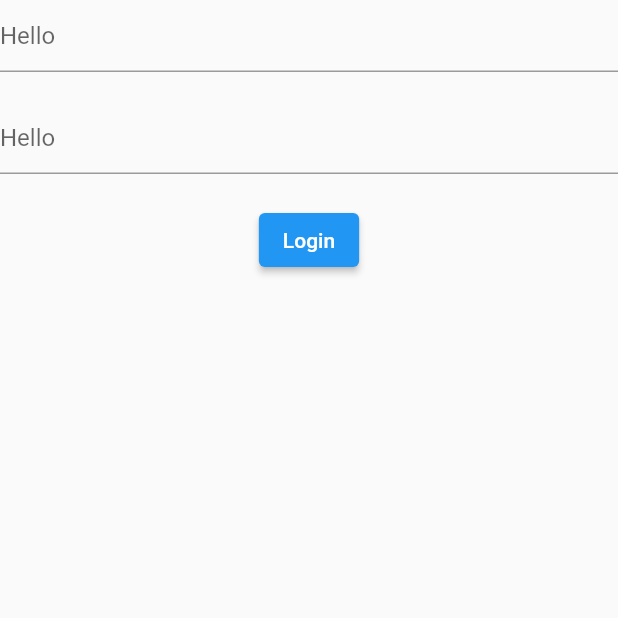
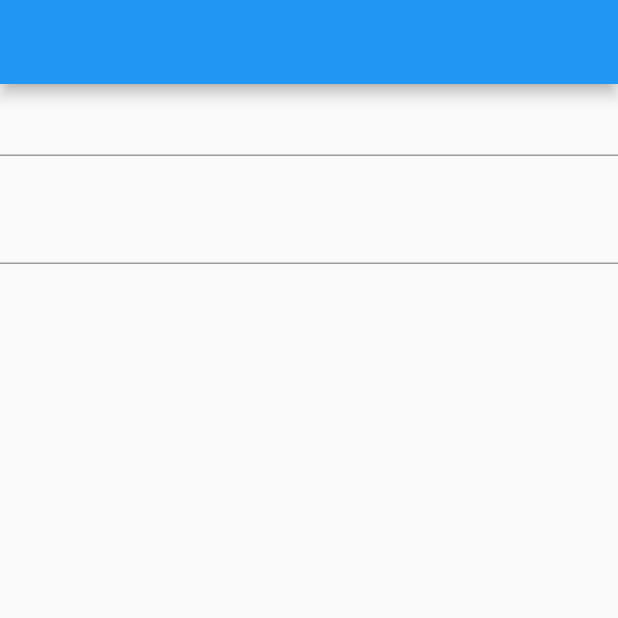
Before and after one commit to amrmohamed25/AR_Furniture_Admin_Panel, a Flutter app: the screen it shows after launch, on a phone screen of 412 x 824 dp, the top half of it. Run offline on Flutter 3.47's test engine with Material 2 defaults, Android fonts, the phone set to English and light mode, and no system bars; our stand-ins replace firebase_auth, firebase_core; accounts and stored records are empty.

Commit message:
Added login screen

```diff
--- /dev/null
+++ b/lib/cubits/login_states.dart
@@ -0,0 +1,7 @@
+abstract class LoginState{}
+
+class LoginSuccessState extends LoginState{}
+
+class LoginErrorState extends LoginState{}
+
+class LoginToggleVisibility extends LoginState{}
--- a/lib/main.dart
+++ b/lib/main.dart
@@ -1,9 +1,10 @@
+import 'package:ar_furniture_admin_panel/screens/login.dart';
 import 'package:firebase_auth/firebase_auth.dart';
 import 'package:firebase_core/firebase_core.dart';
 import 'package:flutter/material.dart';
 
 void main() async {
-  await WidgetsFlutterBinding.ensureInitialized();
+  WidgetsFlutterBinding.ensureInitialized();
   await Firebase.initializeApp(
     options: const FirebaseOptions(apiKey: "AIzaSyA0IxEAsjwA94Im4FLw_SU3U7ctvNIQ-qY", appId: "1:290504032259:web:13f87a0645776fab7e8e36", messagingSenderId: "290504032259", projectId: "ar-furniture-7fb69")
   );
@@ -17,55 +18,12 @@ class MyApp extends StatelessWidget {
   @override
   Widget build(BuildContext context) {
     return MaterialApp(
+      debugShowCheckedModeBanner: false,
       title: 'Flutter Demo',
       theme: ThemeData(
         primarySwatch: Colors.blue,
       ),
-      home:  SimpleLogin(),
+      home: const  LoginScreen(),
     );
   }
 }
-class SimpleLogin extends StatefulWidget {
-  // const SimpleLogin({Key? key}) : super(key: key);
-
-  @override
-  State<SimpleLogin> createState() => _SimpleLoginState();
-}
-
-class _SimpleLoginState extends State<SimpleLogin> {
-  TextEditingController emailController=TextEditingController();
-  TextEditingController passwordController=TextEditingController();
-  @override
-  Widget build(BuildContext context) {
-    return Scaffold(
-      body: Column(
-        children: [
-          TextFormField(
-            decoration: InputDecoration(
-                hintText: "Hello"
-            ),
-            controller: emailController,
-          ),
-          SizedBox(
-            height: 20,
-          ),
-          TextFormField(
-            decoration: InputDecoration(
-              hintText: "Hello"
-            ),
-            controller: passwordController,
-          ),
-          SizedBox(
-            height: 20,
-          ),
-          ElevatedButton(onPressed: ()async{
-            await FirebaseAuth.instance.signInWithEmailAndPassword(email: emailController.text, password: passwordController.text).then((value) {
-              print("Done");
-            }).catchError((onError){print("Sad");});
-
-            }, child: Text("Login"))
-        ],
-      ),
-    );
-  }
-}
--- /dev/null
+++ b/lib/screens/login.dart
@@ -0,0 +1,42 @@
+import 'package:flutter/material.dart';
+
+class LoginScreen extends StatefulWidget {
+  const LoginScreen({Key? key}) : super(key: key);
+
+  @override
+  State<LoginScreen> createState() => _LoginScreenState();
+}
+
+class _LoginScreenState extends State<LoginScreen> {
+  var emailController = TextEditingController();
+  var passwordController = TextEditingController();
+  bool isPassword = false;
+  @override
+  Widget build(BuildContext context) {
+    return Scaffold(
+      appBar: AppBar(),
+      body: Column(
+        children: [
+          TextFormField(
+            controller: emailController,
+
+          ),
+          TextFormField(
+            controller: passwordController,
+            obscureText: isPassword,
+            decoration: InputDecoration(
+              suffix: IconButton(
+                onPressed: (){
+                  setState(() {
+                    isPassword=!isPassword;
+                  });
+                },
+                icon: Icon(isPassword?Icons.visibility:Icons.visibility_off),
+              )
+            ),
+          ),
+        ],
+      ),
+    );
+  }
+}
```
Also changed, not shown: lib/cubits/login_cubit.dart (added).
